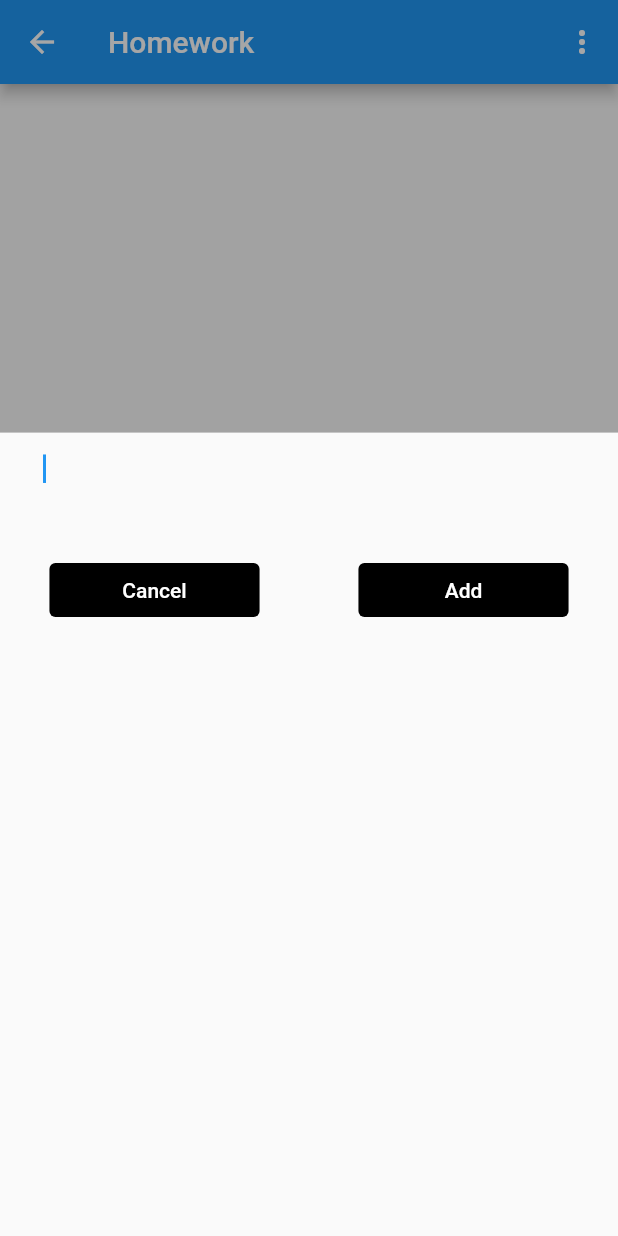
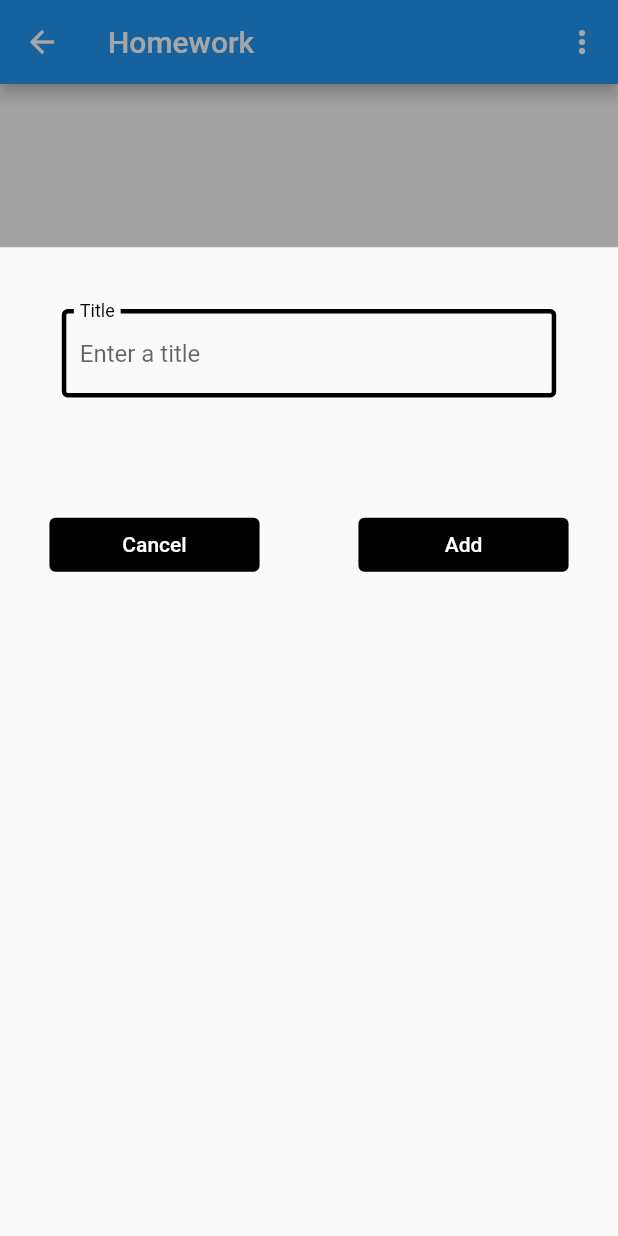
Before and after one commit to lachiejames/lachies_life_planner, a Flutter app: the HomeworkScreen screen opened directly, after a tap on the "add" icon, on a phone screen of 412 x 824 dp. Run offline on Flutter 3.47's test engine with Material 2 defaults, Android fonts, the phone set to English and light mode, and no system bars; our stand-ins replace cloud_firestore, firebase_core, modal_bottom_sheet; accounts and stored records are empty.

Commit message:
Add assignment form field

```diff
--- /dev/null
+++ b/lib/homework_screen/widgets/edit_assignment_widget/edit_assignment_form.dart
@@ -0,0 +1,20 @@
+import 'package:flutter/material.dart';
+import 'package:lachies_life_planner/homework_screen/widgets/edit_assignment_widget/edit_assignment_form_field.dart';
+
+class EditAssignmentForm extends StatelessWidget {
+  @override
+  Widget build(BuildContext context) {
+    return Form(
+      key: editAssignmentformKey,
+      child: Column(
+        crossAxisAlignment: CrossAxisAlignment.center,
+        children: <Widget>[
+          EditAssignmentFormField(
+            labelText: 'Title',
+            hintText: 'Enter a title',
+          ),
+        ],
+      ),
+    );
+  }
+}
--- /dev/null
+++ b/lib/homework_screen/widgets/edit_assignment_widget/edit_assignment_form_field.dart
@@ -0,0 +1,37 @@
+import 'package:flutter/material.dart';
+import 'package:lachies_life_planner/shared/config/size_config.dart';
+
+final editAssignmentformKey = GlobalKey<FormState>();
+
+class EditAssignmentFormField extends StatelessWidget {
+  final String labelText;
+  final String hintText;
+
+  EditAssignmentFormField({
+    @required this.labelText,
+    @required this.hintText,
+  });
+
+  @override
+  Widget build(BuildContext context) {
+    return Container(
+      margin: EdgeInsets.all(screenWidthUnit * 10),
+      child: Center(
+        child: TextFormField(
+          decoration: InputDecoration(
+            floatingLabelBehavior: FloatingLabelBehavior.always,
+            labelText: labelText,
+            labelStyle: TextStyle(color: Colors.black),
+            focusedBorder: OutlineInputBorder(
+              borderSide: BorderSide(color: Colors.black, width: 3.0),
+            ),
+            enabledBorder: OutlineInputBorder(
+              borderSide: BorderSide(color: Colors.black, width: 3.0),
+            ),
+            hintText: hintText,
+          ),
+        ),
+      ),
+    );
+  }
+}
--- a/lib/homework_screen/widgets/edit_assignment_widget/edit_assignment_sheet.dart
+++ b/lib/homework_screen/widgets/edit_assignment_widget/edit_assignment_sheet.dart
@@ -2,7 +2,7 @@ import 'package:flutter/material.dart';
 import 'package:lachies_life_planner/homework_screen/models/assignment.dart';
 import 'package:lachies_life_planner/homework_screen/widgets/edit_assignment_widget/edit_assignment_add_button.dart';
 import 'package:lachies_life_planner/homework_screen/widgets/edit_assignment_widget/edit_assignment_cancel_button.dart';
-import 'package:lachies_life_planner/homework_screen/widgets/edit_assignment_widget/edit_assignment_text_field.dart';
+import 'package:lachies_life_planner/homework_screen/widgets/edit_assignment_widget/edit_assignment_form.dart';
 import 'package:lachies_life_planner/homework_screen/widgets/edit_assignment_widget/edit_assignment_update_button.dart';
 import 'package:lachies_life_planner/shared/config/size_config.dart';
 
@@ -33,12 +33,10 @@ class _EditAssignmentWidgetState extends State<EditAssignmentSheet> {
   @override
   Widget build(BuildContext context) {
     return Container(
-      height: screenHeightUnit * 65,
+      height: screenHeightUnit * 80,
       child: Column(
         children: <Widget>[
-          EditAssignmentTextField(
-            assignmentEditingController: _assignmentEditingController,
-          ),
+          EditAssignmentForm(),
           Row(
             children: <Widget>[
               Expanded(
```
